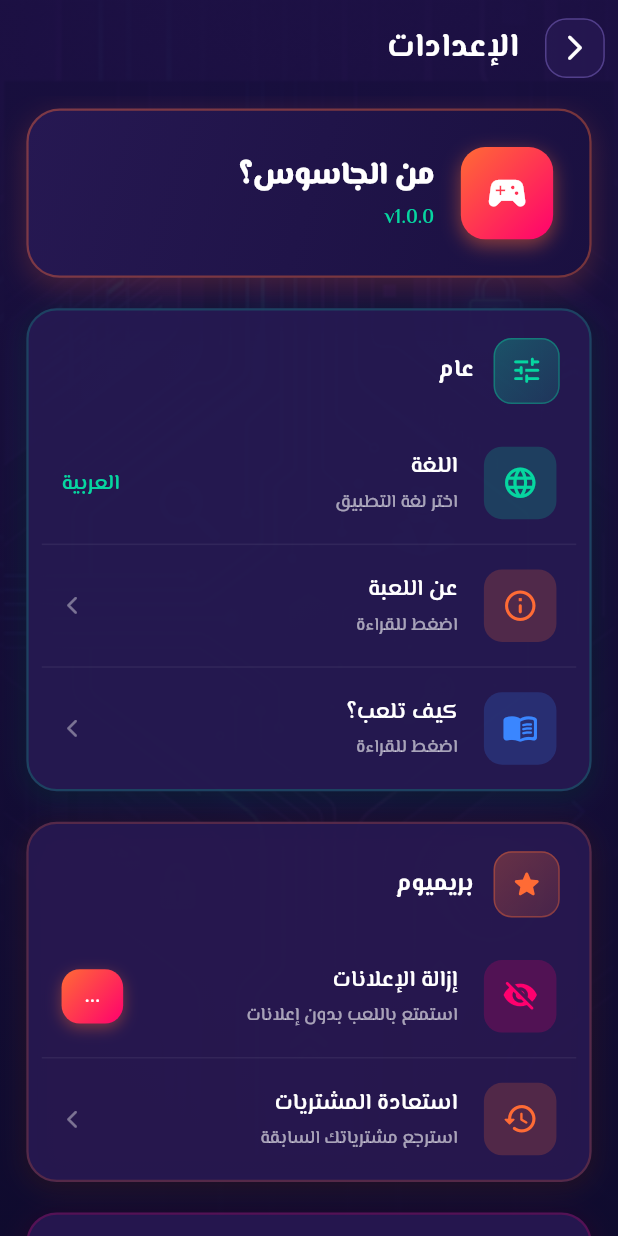
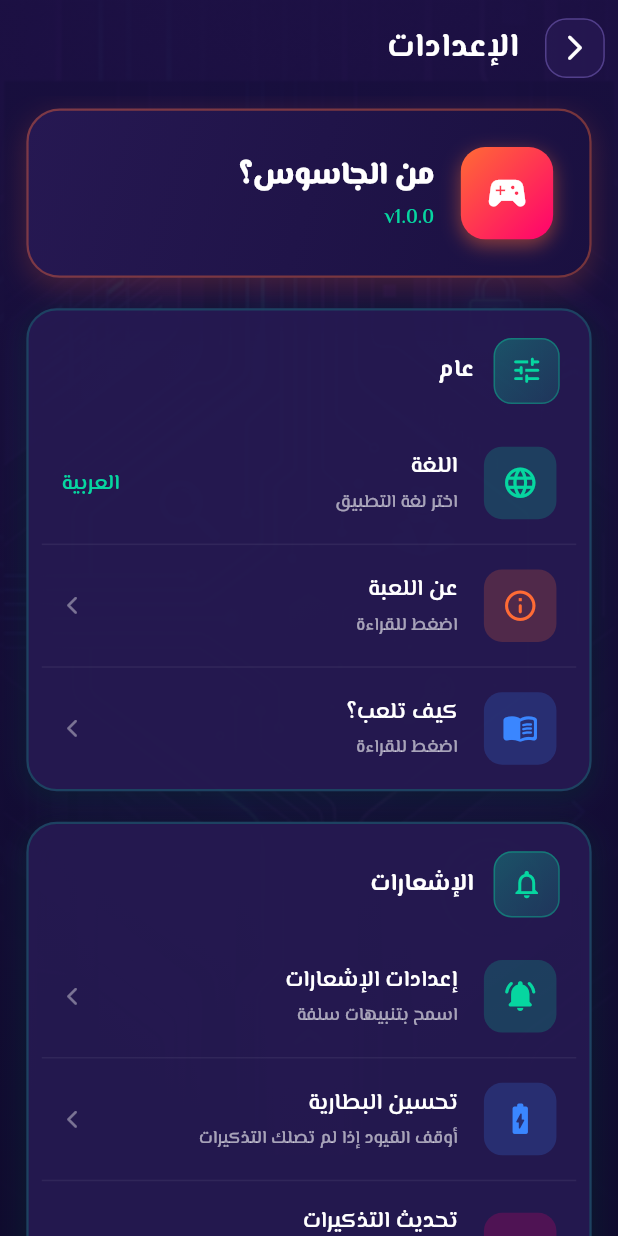
Before and after one commit to momahmoud/Who-is-spy, a Flutter app: the screen it shows after launch, after a tap on the "settings" icon, on a phone screen of 412 x 824 dp. Run offline on Flutter 3.47's test engine with Material 3 defaults, Android fonts, the phone set to English and light mode, and no system bars; our stand-ins replace audioplayers, dio, flutter_animate, flutter_dotenv, flutter_local_notifications, flutter_screenutil and 16 more; accounts and stored records are empty; project files that could hold a hidden picture were left out.

Commit message:
Update version to 1.0.6, add vibration permission in AndroidManifest, implement notification settings handling in MainActivity and SceneDelegate, and enhance localization with new notification strings.

```diff
--- a/lib/app/barrah_alsalfah_mobile_app.dart
+++ b/lib/app/barrah_alsalfah_mobile_app.dart
@@ -54,6 +54,7 @@ class _BarrahAlsalfahMobileAppState extends State<BarrahAlsalfahMobileApp>
         break;
       case AppLifecycleState.resumed:
         _foregroundStarted = DateTime.now();
+        unawaited(NotificationService.instance.handleAppLaunch());
         break;
       case AppLifecycleState.paused:
       case AppLifecycleState.detached:
--- a/lib/core/localization/l10n/intl_ar.arb
+++ b/lib/core/localization/l10n/intl_ar.arb
@@ -145,5 +145,28 @@
   "monetizationQuickUnlockWithAd": "فتح بالإعلان",
   "monetizationDurationHoursShort": "{hours} س",
   "monetizationGameRoundPerksTooltip": "تعزيزات وتلميحات",
-  "monetizationVipBadgeSuffix": " • VIP"
+  "monetizationVipBadgeSuffix": " • VIP",
+  "notificationsSectionTitle": "الإشعارات",
+  "notificationsRemindersTitle": "التذكيرات",
+  "notificationsRemindersSubtitle": "تنبيهات يومية وعودة للعب عند إغلاق التطبيق",
+  "notificationOpenAppSettings": "إعدادات الإشعارات",
+  "notificationOpenAppSettingsSubtitle": "اسمح بتنبيهات سلفة",
+  "notificationOpenBattery": "تحسين البطارية",
+  "notificationOpenBatterySubtitle": "أوقف القيود إذا لم تصلك التذكيرات",
+  "notificationRefreshSchedules": "تحديث التذكيرات",
+  "notificationRefreshSchedulesSubtitle": "إعادة جدولة التذكيرات اليومية وتذكيرات العودة الآن",
+  "notificationChannelName": "تذكيرات اللعب",
+  "notificationChannelDescription": "تذكيرات يومية ورسائل عودة للعب",
+  "notificationDailyTitle": "وقت اللعب",
+  "notificationDailyBody1": "😏 مين فيكم الجاسوس؟",
+  "notificationDailyBody2": "🔥 جاهز لجولة سريعة؟",
+  "notificationFunSocialTitle": "الجولة بدأت!",
+  "notificationFunSocialBody1": "👀 في حد بيكدب… تعال اكتشفه",
+  "notificationFunSocialBody2": "😂 اللعبة مش ممتعة من غيرك",
+  "notificationComebackTitle": "اشتقنالك",
+  "notificationComebackBody1": "😱 شكلك أنت الجاسوس!",
+  "notificationComebackBody2": "أصحابك مستنيينك… الجولة ناقصها واحد",
+  "notificationChallengeTitle": "تحدي جديد",
+  "notificationChallengeBody1": "التحدي مستنيك اليوم… تقدر تكشف الجاسوس؟",
+  "notificationChallengeBody2": "رجعتك تعني جولة أمتع للجميع"
 }
--- /dev/null
+++ b/lib/features/notifications/services/notification_copy.dart
@@ -0,0 +1,83 @@
+import 'package:flutter/material.dart';
+import 'package:get/get.dart';
+import 'package:salfah/core/const/const_strings.dart';
+import 'package:salfah/core/const/database_constants.dart';
+import 'package:salfah/core/di/di.dart';
+import 'package:salfah/core/infrastructure/local_data_base/base_local_data_base.dart';
+import 'package:salfah/core/localization/generated/l10n.dart';
+import 'package:salfah/features/notifications/services/notification_service.dart';
+
+/// Resolves localized notification titles, bodies, and channel labels.
+abstract final class NotificationCopy {
+  static Future<AppLocalization> _load() async {
+    String languageCode = Get.locale?.languageCode ?? AppStrings.arabicLang;
+    if (languageCode != AppStrings.englishLang &&
+        languageCode != AppStrings.arabicLang) {
+      languageCode = AppStrings.arabicLang;
+    }
+
+    if (Get.locale == null) {
+      try {
+        final String? saved = di<BaseDatabase>().get<String>(
+          tableName: DatabaseConstants.userDataTable,
+          key: DatabaseConstants.languageKey,
+        );
+        if (saved == AppStrings.englishLang ||
+            saved == AppStrings.arabicLang) {
+          languageCode = saved!;
+        }
+      } catch (_) {
+        // DI not ready; keep fallback.
+      }
+    }
+
+    return AppLocalization.load(Locale(languageCode));
+  }
+
+  static Future<String> channelName() async {
+    final AppLocalization l = await _load();
+    return l.notificationChannelName;
+  }
+
+  static Future<String> channelDescription() async {
+    final AppLocalization l = await _load();
+    return l.notificationChannelDescription;
+  }
+
+  static Future<String> titleFor(NotificationType type) async {
+    final AppLocalization l = await _load();
+    switch (type) {
+      case NotificationType.dailyReminder:
+        return l.notificationDailyTitle;
+      case NotificationType.funSocial:
+        return l.notificationFunSocialTitle;
+      case NotificationType.comebackEmotional:
+        return l.notificationComebackTitle;
+      case NotificationType.challengeMessage:
+        return l.notificationChallengeTitle;
+    }
+  }
+
+  static Future<List<String>> bodiesFor(NotificationType type) async {
+    final AppLocalization l = await _load();
+    switch (type) {
+      case NotificationType.dailyReminder:
+        return <String>[l.notificationDailyBody1, l.notificationDailyBody2];
+      case NotificationType.funSocial:
+        return <String>[
+          l.notificationFunSocialBody1,
+          l.notificationFunSocialBody2,
+        ];
+      case NotificationType.comebackEmotional:
+        return <String>[
+          l.notificationComebackBody1,
+          l.notificationComebackBody2,
+        ];
+      case NotificationType.challengeMessage:
+        return <String>[
+          l.notificationChallengeBody1,
+          l.notificationChallengeBody2,
+        ];
+    }
+  }
+}
--- a/lib/features/notifications/services/notification_service.dart
+++ b/lib/features/notifications/services/notification_service.dart
@@ -5,6 +5,8 @@ import 'package:flutter/foundation.dart' show kIsWeb;
 import 'package:flutter_local_notifications/flutter_local_notifications.dart';
 import 'package:flutter_timezone/flutter_timezone.dart';
 import 'package:shared_preferences/shared_preferences.dart';
+import 'package:salfah/features/notifications/services/notification_copy.dart';
+import 'package:salfah/features/notifications/services/notification_settings_platform.dart';
 import 'package:timezone/data/latest.dart' as tzdata;
 import 'package:timezone/timezone.dart' as tz;
 
@@ -29,9 +31,6 @@ class NotificationService {
   static const int _inactive72hNotificationId = 103;
 
   static const String _channelId = 'smart_engagement_channel';
-  static const String _channelName = 'Smart Engagement';
-  static const String _channelDescription =
-      'Daily and inactivity engagement notifications';
 
   static const int _dailyHour = 20;
   static const int _jitterMinutes = 30;
@@ -43,33 +42,14 @@ class NotificationService {
   bool get _supportsLocalNotifications =>
       !kIsWeb && (Platform.isAndroid || Platform.isIOS);
 
-  final Map<NotificationType, List<String>> _messagesByType =
-      <NotificationType, List<String>>{
-        NotificationType.dailyReminder: <String>[
-          '😏 مين فيكم الجاسوس؟',
-          '😏 Who is the spy today?',
-          '🔥 جاهز لجولة سريعة؟',
-          '🔥 Ready for a quick round?',
-        ],
-        NotificationType.funSocial: <String>[
-          '👀 في حد بيكدب… تعال اكتشفه',
-          '👀 Someone is lying… find them!',
-          '😂 اللعبة مش ممتعة من غيرك',
-          '😂 The game is not fun without you',
-        ],
-        NotificationType.comebackEmotional: <String>[
-          '😱 شكلك أنت الجاسوس!',
-          '😱 You might be the spy!',
-          'أصحابك مستنيينك… الجولة ناقصها واحد',
-          'Your friends are waiting... one player is missing',
-        ],
-        NotificationType.challengeMessage: <String>[
-          'التحدي مستنيك اليوم… تقدر تكشف الجاسوس؟',
-          'A challenge awaits... can you expose the spy?',
-          'رجعتك تعني جولة أمتع للجميع',
-          'Your comeback makes every round better',
-        ],
-      };
+  String _channelName = '';
+  String _channelDescription = '';
+
+  Future<void> openAppNotificationSettings() =>
+      NotificationSettingsPlatform.openAppNotificationSettings();
+
+  Future<void> openBatteryOptimizationSettings() =>
+      NotificationSettingsPlatform.openBatteryOptimizationSettings();
 
   Future<void> _configureLocalTimeZone() async {
     tzdata.initializeTimeZones();
@@ -103,14 +83,22 @@ class NotificationService {
     );
 
     await _plugin.initialize(settings: initSettings);
+  }
 
-    if (Platform.isAndroid) {
+  Future<void> _ensureNotificationChannel() async {
+    if (!Platform.isAndroid) {
+      return;
+    }
+
+    _channelName = await NotificationCopy.channelName();
+    _channelDescription = await NotificationCopy.channelDescription();
+
     final AndroidFlutterLocalNotificationsPlugin? androidPlugin =
         _plugin.resolvePlatformSpecificImplementation<
             AndroidFlutterLocalNotificationsPlugin>();
 
     await androidPlugin?.createNotificationChannel(
-        const AndroidNotificationChannel(
+      AndroidNotificationChannel(
         _channelId,
         _channelName,
         description: _channelDescription,
@@ -118,7 +106,6 @@ class NotificationService {
         playSound: true,
       ),
     );
-    }
   }
 
   /// Runs after the first frame so Android has an [Activity] for the
@@ -199,6 +186,7 @@ class NotificationService {
     }
 
     await updateLastOpenTime();
+    await _ensureNotificationChannel();
     await _cancelManagedNotifications();
     await scheduleDailyNotification();
     await scheduleInactiveNotification();
@@ -245,7 +233,7 @@ class NotificationService {
 
     await _scheduleZoned(
       id: _dailyNotificationId,
-      title: _titleForType(NotificationType.dailyReminder),
+      title: await NotificationCopy.titleFor(NotificationType.dailyReminder),
       body: message,
       scheduledDateTime: _withRandomJitter(target),
     );
@@ -260,7 +248,7 @@ class NotificationService {
 
     await _scheduleZoned(
       id: _inactive24hNotificationId,
-      title: _titleForType(NotificationType.funSocial),
+      title: await NotificationCopy.titleFor(NotificationType.funSocial),
       body: await getRandomMessage(NotificationType.funSocial),
       scheduledDateTime:
           _withRandomJitter(now.add(const Duration(hours: 24))),
@@ -268,7 +256,9 @@ class NotificationService {
 
     await _scheduleZoned(
       id: _inactive48hNotificationId,
-      title: _titleForType(NotificationType.comebackEmotional),
+      title: await NotificationCopy.titleFor(
+        NotificationType.comebackEmotional,
+      ),
       body: await getRandomMessage(NotificationType.comebackEmotional),
       scheduledDateTime:
           _withRandomJitter(now.add(const Duration(hours: 48))),
@@ -276,7 +266,9 @@ class NotificationService {
 
     await _scheduleZoned(
       id: _inactive72hNotificationId,
-      title: _titleForType(NotificationType.challengeMessage),
+      title: await NotificationCopy.titleFor(
+        NotificationType.challengeMessage,
+      ),
       body: await getRandomMessage(NotificationType.challengeMessage),
       scheduledDateTime:
           _withRandomJitter(now.add(const Duration(hours: 72))),
@@ -284,7 +276,7 @@ class NotificationService {
   }
 
   Future<String> getRandomMessage(NotificationType type) async {
-    final List<String> pool = _messagesByType[type] ?? <String>[];
+    final List<String> pool = await NotificationCopy.bodiesFor(type);
     if (pool.isEmpty) {
       return '';
     }
@@ -315,9 +307,12 @@ class NotificationService {
     }
 
     final String resolvedBody = body ?? await getRandomMessage(type);
+    if (_channelName.isEmpty) {
+      await _ensureNotificationChannel();
+    }
     await _plugin.show(
       id: 999,
-      title: title ?? _titleForType(type),
+      title: title ?? await NotificationCopy.titleFor(type),
       body: resolvedBody,
       notificationDetails: _notificationDetails(),
     );
@@ -336,6 +331,10 @@ class NotificationService {
     required String body,
     required DateTime scheduledDateTime,
   }) async {
+    if (_channelName.isEmpty) {
+      await _ensureNotificationChannel();
+    }
+
     await _plugin.zonedSchedule(
       id: id,
       title: title,
@@ -348,7 +347,7 @@ class NotificationService {
 
   NotificationDetails _notificationDetails() {
     return NotificationDetails(
-      android: const AndroidNotificationDetails(
+      android: AndroidNotificationDetails(
         _channelId,
         _channelName,
         channelDescription: _channelDescription,
@@ -364,19 +363,6 @@ class NotificationService {
     );
   }
 
-  String _titleForType(NotificationType type) {
-    switch (type) {
-      case NotificationType.dailyReminder:
-        return 'وقت اللعب';
-      case NotificationType.funSocial:
-        return 'الجولة بدأت!';
-      case NotificationType.comebackEmotional:
-        return 'اشتقنالك';
-      case NotificationType.challengeMessage:
-        return 'تحدي جديد';
-    }
-  }
-
   DateTime _withRandomJitter(DateTime base) {
     final int offsetMinutes =
         _random.nextInt((_jitterMinutes * 2) + 1) - _jitterMinutes;
--- /dev/null
+++ b/lib/features/notifications/services/notification_settings_platform.dart
@@ -0,0 +1,26 @@
+import 'dart:io';
+
+import 'package:flutter/services.dart';
+
+/// Opens OS screens needed for reliable scheduled notifications.
+abstract final class NotificationSettingsPlatform {
+  static const MethodChannel _channel = MethodChannel(
+    'com.fluxy.salfah/notification_settings',
+  );
+
+  static Future<void> openAppNotificationSettings() async {
+    if (Platform.isAndroid) {
+      await _channel.invokeMethod<void>('openAppNotificationSettings');
+    } else if (Platform.isIOS) {
+      await _channel.invokeMethod<void>('openAppSettings');
+    }
+  }
+
+  static Future<void> openBatteryOptimizationSettings() async {
+    if (!Platform.isAndroid) {
+      return;
+    }
+    await _channel.invokeMethod<void>('openBatteryOptimizationSettings');
+  }
+
+}
--- a/lib/features/settings/presentation/widgets/settings_body.dart
+++ b/lib/features/settings/presentation/widgets/settings_body.dart
@@ -1,12 +1,17 @@
+import 'dart:async';
+import 'dart:io';
+
 import 'package:salfah/config/theme/app_colors.dart';
 import 'package:salfah/core/localization/localization.dart';
 import 'package:salfah/features/intro/presentation/dialogs/about_app_alert_dialog.dart';
+import 'package:salfah/features/notifications/services/notification_service.dart';
 import 'package:salfah/features/settings/presentation/controller/settings_controller.dart';
 import 'package:salfah/features/settings/presentation/widgets/donation_options_dialog.dart';
 import 'package:salfah/features/settings/presentation/widgets/how_to_play_dialog.dart';
 import 'package:salfah/features/settings/presentation/widgets/setting_item_widget.dart';
 import 'package:salfah/features/settings/presentation/widgets/setting_section_widget.dart';
 import 'package:salfah/features/settings/services/purchase_service.dart';
+import 'package:flutter/foundation.dart' show kIsWeb;
 import 'package:flutter/material.dart';
 import 'package:flutter_screenutil/flutter_screenutil.dart';
 import 'package:font_awesome_flutter/font_awesome_flutter.dart';
@@ -30,6 +35,7 @@ class SettingsBody extends StatelessWidget {
           children: <Widget>[
             _buildAppInfoCard(context),
             _buildGeneralSection(context),
+            _buildNotificationsSection(context),
             _buildPremiumSection(context, ctrl),
             _buildSupportSection(context, ctrl),
             _buildContactSection(context, ctrl),
@@ -202,6 +208,54 @@ class SettingsBody extends StatelessWidget {
               child: FadeTransition(opacity: anim1, child: child),
             );
           },
+    );
+  }
+
+  Widget _buildNotificationsSection(BuildContext context) {
+    if (kIsWeb || (!Platform.isAndroid && !Platform.isIOS)) {
+      return const SizedBox.shrink();
+    }
+
+    final NotificationService notifications = NotificationService.instance;
+    final List<Widget> items = <Widget>[
+      SettingItemWidget(
+        icon: Icons.notifications_active_rounded,
+        title: context.localization.notificationOpenAppSettings,
+        subtitle: context.localization.notificationOpenAppSettingsSubtitle,
+        iconColor: AppColors.color2,
+        onTap: () => unawaited(notifications.openAppNotificationSettings()),
+      ),
+    ];
+
+    if (Platform.isAndroid) {
+      items.add(
+        SettingItemWidget(
+          icon: Icons.battery_charging_full_rounded,
+          title: context.localization.notificationOpenBattery,
+          subtitle: context.localization.notificationOpenBatterySubtitle,
+          iconColor: AppColors.color4,
+          onTap: () =>
+              unawaited(notifications.openBatteryOptimizationSettings()),
+        ),
+      );
+    }
+
+    items.add(
+      SettingItemWidget(
+        icon: Icons.refresh_rounded,
+        title: context.localization.notificationRefreshSchedules,
+        subtitle: context.localization.notificationRefreshSchedulesSubtitle,
+        iconColor: AppColors.color3,
+        onTap: () => unawaited(notifications.handleAppLaunch()),
+        showBorder: false,
+      ),
+    );
+
+    return SettingSectionWidget(
+      icon: Icons.notifications_outlined,
+      title: context.localization.notificationsSectionTitle,
+      iconColor: AppColors.color2,
+      children: items,
     );
   }
 
--- a/lib/features/settings/prestation/controller/setting_controller.dart
+++ b/lib/features/settings/prestation/controller/setting_controller.dart
@@ -1,8 +1,11 @@
+import 'dart:async';
+
 import 'package:salfah/core/const/const_strings.dart';
 import 'package:salfah/core/const/database_constants.dart';
 import 'package:salfah/core/di/index.dart';
 import 'package:salfah/core/infrastructure/local_data_base/base_local_data_base.dart';
 import 'package:salfah/features/home/presentation/controller/home_controller.dart';
+import 'package:salfah/features/notifications/services/notification_service.dart';
 import 'package:flutter/material.dart';
 import 'package:get/get.dart';
 
@@ -40,5 +43,6 @@ class LocalizationController extends GetxController {
     if (Get.isRegistered<HomeController>()) {
       Get.find<HomeController>().refreshCategories();
     }
+    unawaited(NotificationService.instance.handleAppLaunch());
   }
 }
--- a/pubspec.yaml
+++ b/pubspec.yaml
@@ -16,7 +16,7 @@ publish_to: "none" # Remove this line if you wish to publish to pub.dev
 # https://developer.apple.com/library/archive/documentation/General/Reference/InfoPlistKeyReference/Articles/CoreFoundationKeys.html
 # In Windows, build-name is used as the major, minor, and patch parts
 # of the product and file versions while build-number is used as the build suffix.
-version: 1.0.5+5
+version: 1.0.6+6
 
 environment:
   sdk: ^3.11.0
```
Also changed, not shown: lib/core/localization/l10n/intl_en.arb (+24 -1 lines), lib/core/localization/generated/intl/messages_all.dart, lib/core/localization/generated/intl/messages_ar.dart, lib/core/localization/generated/intl/messages_en.dart, lib/core/localization/generated/l10n.dart, 3 other files. Lines whose indentation alone changed are shown as unchanged.
